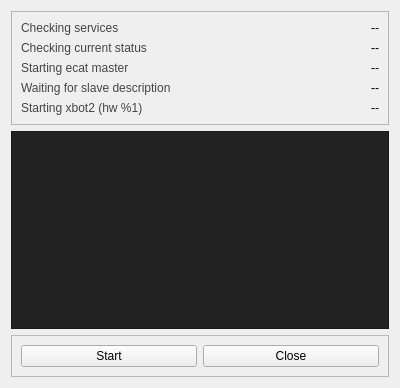
The window that src/joint_state_gui/bringup.ui (ADVRHumanoids/robot_monitoring) describes before a commit, drawn with Qt 5.
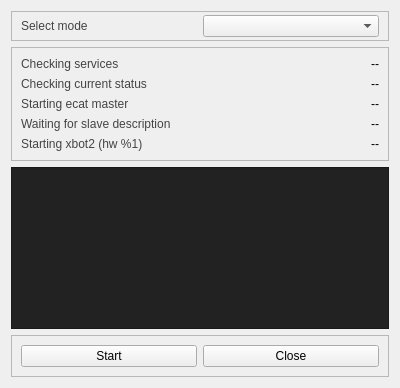
The same window after the commit.

```diff
--- a/src/joint_state_gui/bringup.ui
+++ b/src/joint_state_gui/bringup.ui
@@ -14,6 +14,37 @@
    <string>Form</string>
   </property>
   <layout class="QVBoxLayout" name="verticalLayout_2">
+   <item>
+    <widget class="QFrame" name="frame_3">
+     <property name="frameShape">
+      <enum>QFrame::StyledPanel</enum>
+     </property>
+     <property name="frameShadow">
+      <enum>QFrame::Raised</enum>
+     </property>
+     <layout class="QHBoxLayout" name="horizontalLayout_2">
+      <property name="topMargin">
+       <number>3</number>
+      </property>
+      <property name="bottomMargin">
+       <number>3</number>
+      </property>
+      <item>
+       <widget class="QLabel" name="label">
+        <property name="styleSheet">
+         <string notr="true">color: #444444;</string>
+        </property>
+        <property name="text">
+         <string>Select mode</string>
+        </property>
+       </widget>
+      </item>
+      <item>
+       <widget class="QComboBox" name="hwCombo"/>
+      </item>
+     </layout>
+    </widget>
+   </item>
    <item>
     <widget class="QFrame" name="frame">
      <property name="frameShape">
```
